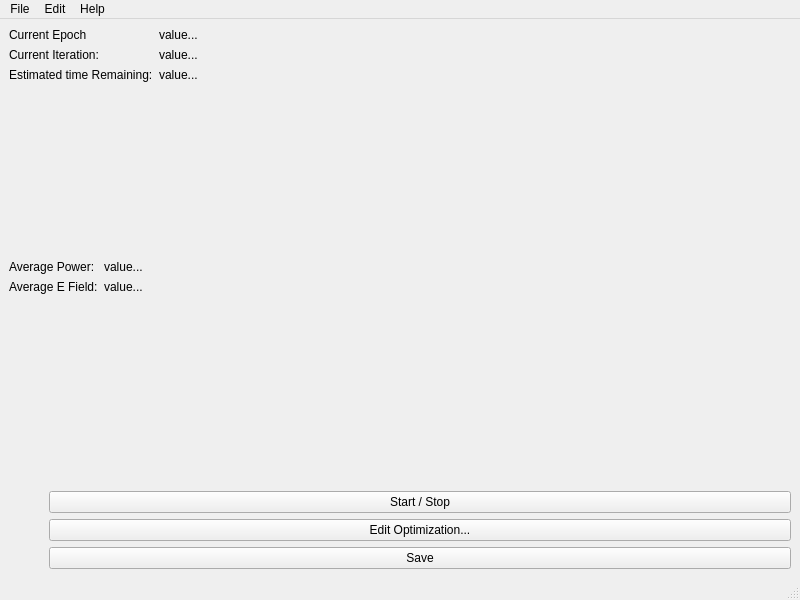
Faraon-Lab/vipdopt, file vipdopt/gui/dashboard.ui: the form before one commit.
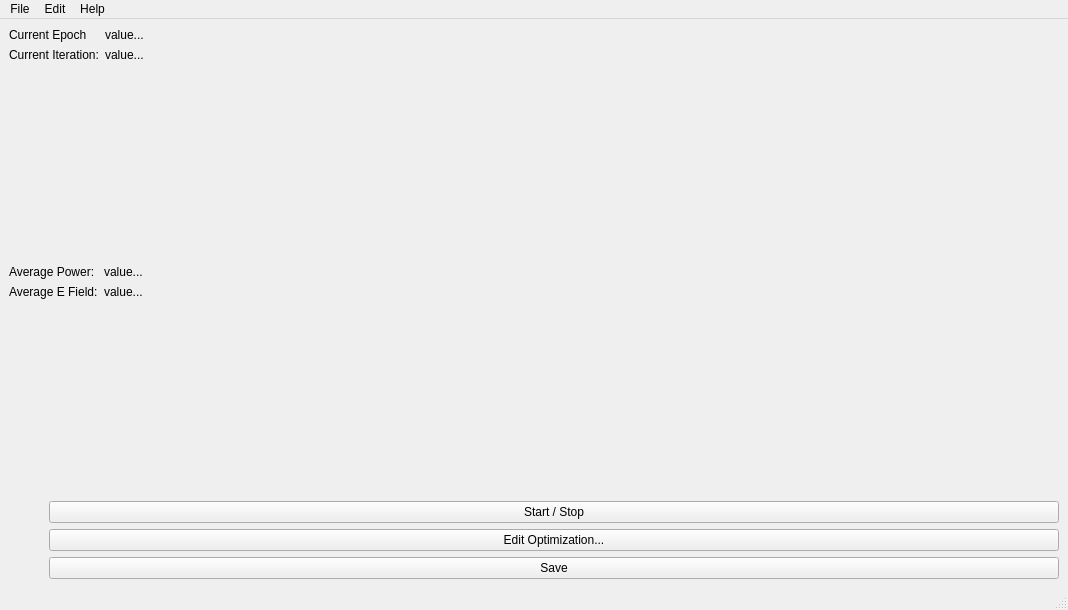
The form after the commit.

Diff of the .ui file:
```diff
--- a/vipdopt/gui/dashboard.ui
+++ b/vipdopt/gui/dashboard.ui
@@ -6,8 +6,8 @@
    <rect>
     <x>0</x>
     <y>0</y>
-    <width>800</width>
-    <height>600</height>
+    <width>1068</width>
+    <height>610</height>
    </rect>
   </property>
   <property name="sizePolicy">
@@ -69,26 +69,6 @@
           </property>
          </widget>
         </item>
-        <item row="2" column="1">
-         <widget class="QLabel" name="time_est_label">
-          <property name="sizePolicy">
-           <sizepolicy hsizetype="Preferred" vsizetype="Preferred">
-            <horstretch>0</horstretch>
-            <verstretch>0</verstretch>
-           </sizepolicy>
-          </property>
-          <property name="text">
-           <string>value...</string>
-          </property>
-         </widget>
-        </item>
-        <item row="2" column="0">
-         <widget class="QLabel" name="label_14">
-          <property name="text">
-           <string>Estimated time Remaining:</string>
-          </property>
-         </widget>
-        </item>
        </layout>
       </item>
       <item>
@@ -191,7 +171,7 @@
     <rect>
      <x>0</x>
      <y>0</y>
-     <width>800</width>
+     <width>1068</width>
      <height>22</height>
     </rect>
    </property>
```
